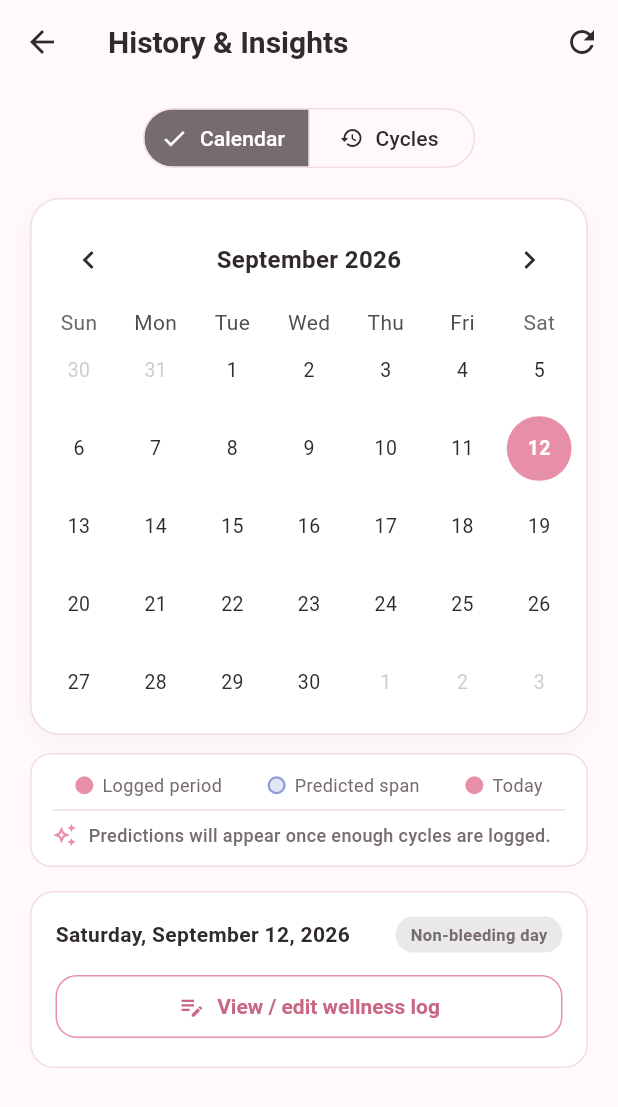
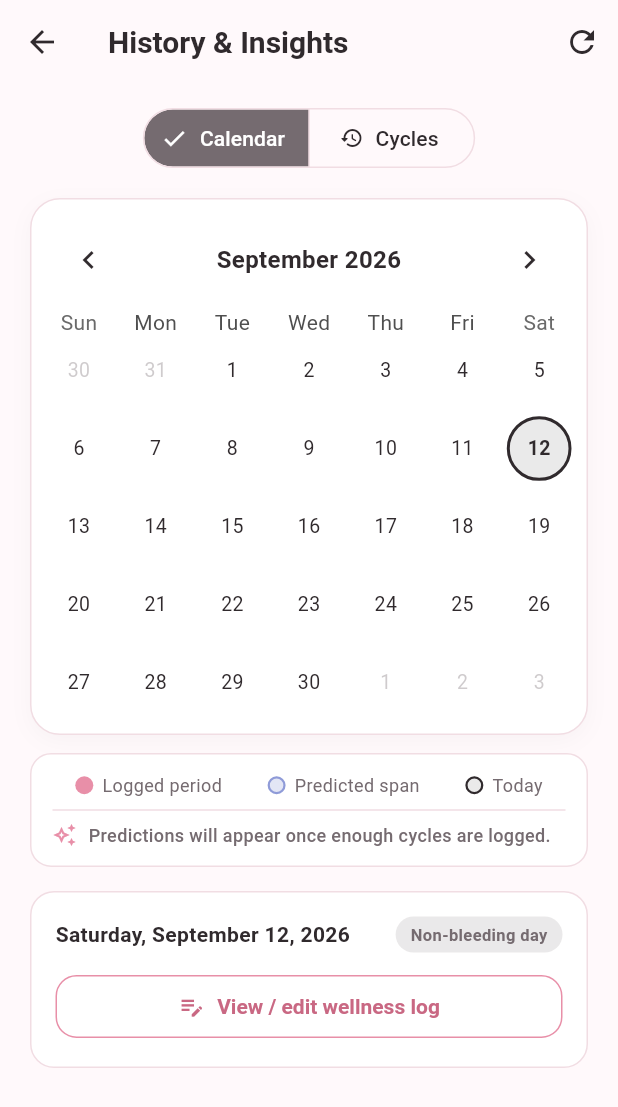
Before and after one commit to MenoMate/menomate-mobile, a Flutter app: the HistoryTab screen opened directly, on a phone screen of 412 x 824 dp. Shown: the top 1107 px of the screen. Run offline on Flutter 3.47's test engine with Material 3 defaults, Android fonts, the phone set to English and light mode, and no system bars; drawn by our look-alikes of table_calendar; our stand-ins replace connectivity_plus, dio, drift, flutter_blue_plus, flutter_riverpod, go_router and 2 more; accounts and stored records are empty; generated files the repository leaves out were written again; network calls fail.

Commit message:
Clarify calendar today color semantics

```diff
--- a/lib/screens/tabs/history_tab.dart
+++ b/lib/screens/tabs/history_tab.dart
@@ -13,6 +13,17 @@ import '../../widgets/offline_banner.dart';
 import '../../core/format.dart';
 
 enum _HistoryPane { calendar, cycles }
+
+/// Neutral Today emphasis shared by cells and the legend dot.
+///
+/// A whisper of onSurface (light: dark tint; dark: light tint), so Today
+/// reads as "today/selection" rather than another menstrual status. Rose
+/// stays logged-only, violet stays prediction-only. Single source for
+/// cells and legend (exact match guaranteed); token-derived, so it tracks
+/// light/dark mode with no new literals.
+Color todayNeutralFill(ColorScheme colorScheme) {
+  return colorScheme.onSurface.withValues(alpha: 0.10);
+}
 
 class HistoryTab extends ConsumerStatefulWidget {
   const HistoryTab({super.key});
@@ -363,15 +374,27 @@ class _HistoryTabState extends ConsumerState<HistoryTab> {
 
     final isSelected = _selectedDay != null && isSameDay(_selectedDay, day);
 
-    // All fills/borders/text come from theme tokens (primary = logged /
-    // today family, tertiary = predicted span). No package defaults, no
-    // hardcoded accent literals: the legend dots use these same tokens.
+    // Semantic fills from theme tokens: primary = logged rose,
+    // todayNeutralFill = neutral Today emphasis, tertiary = predicted.
+    // No package defaults, no hardcoded accents: the legend dots use these
+    // same tokens. Rims are minimal: Today always carries an onSurface rim
+    // (dark in light mode, light in dark mode); any selection upgrades it
+    // to 2px. Fill alone already separates the three meanings.
+    final todayFill = todayNeutralFill(colorScheme);
     BoxDecoration? decoration;
     Color? textColor = isOutside
         ? colorScheme.secondary.withValues(alpha: 0.35)
         : colorScheme.onSurface;
 
-    if (isLoggedPeriod) {
+    if (isLoggedPeriod && isToday) {
+      // Logged status wins the fill; the onSurface rim marks Today.
+      decoration = BoxDecoration(
+        color: colorScheme.primary.withValues(alpha: isOutside ? 0.4 : 0.85),
+        shape: BoxShape.circle,
+        border: Border.all(color: colorScheme.onSurface, width: 2),
+      );
+      textColor = colorScheme.onPrimary;
+    } else if (isLoggedPeriod) {
       decoration = BoxDecoration(
         color: colorScheme.primary.withValues(alpha: isOutside ? 0.4 : 0.85),
         shape: BoxShape.circle,
@@ -390,15 +413,17 @@ class _HistoryTabState extends ConsumerState<HistoryTab> {
         ),
       );
       textColor = colorScheme.onSurface;
-    } else if (isToday && isSelected) {
-      // Today + selected: solid token fill, exactly matching the legend's
-      // "Today" dot. Covered by widget test (today-is-selected case).
+    } else if (isToday) {
       decoration = BoxDecoration(
-        color: colorScheme.primary,
+        color: isOutside ? todayFill.withValues(alpha: 0.4) : todayFill,
         shape: BoxShape.circle,
+        border: Border.all(
+          color: colorScheme.onSurface,
+          width: isSelected ? 2 : 1.5,
+        ),
       );
-      textColor = colorScheme.onPrimary;
-    } else if (isToday || isSelected) {
+      textColor = colorScheme.onSurface;
+    } else if (isSelected) {
       decoration = BoxDecoration(
         color: colorScheme.primary.withValues(alpha: 0.15),
         shape: BoxShape.circle,
@@ -453,9 +478,16 @@ class _HistoryTabState extends ConsumerState<HistoryTab> {
           Row(
             mainAxisAlignment: MainAxisAlignment.spaceAround,
             children: [
-              _buildLegendDot(colorScheme.primary, 'Logged period', colorScheme),
-              _buildLegendDot(colorScheme.tertiary, 'Predicted span', colorScheme, isOutlined: true),
-              _buildLegendDot(colorScheme.primary, 'Today', colorScheme),
+              _buildLegendDot('Logged period', colorScheme,
+                  fill: colorScheme.primary),
+              _buildLegendDot('Predicted span', colorScheme,
+                  fill: colorScheme.tertiary.withValues(alpha: 0.25),
+                  rim: colorScheme.tertiary),
+              // Neutral Today marker: the exact fill + rim of today cells,
+              // so the three meanings separate without relying on the rim.
+              _buildLegendDot('Today', colorScheme,
+                  fill: todayNeutralFill(colorScheme),
+                  rim: colorScheme.onSurface),
             ],
           ),
           Divider(height: 16, color: colorScheme.outline),
@@ -480,16 +512,18 @@ class _HistoryTabState extends ConsumerState<HistoryTab> {
     );
   }
 
-  Widget _buildLegendDot(Color color, String label, ColorScheme colorScheme, {bool isOutlined = false}) {
+  Widget _buildLegendDot(String label, ColorScheme colorScheme,
+      {required Color fill, Color? rim, double rimWidth = 1.5}) {
     return Row(
       children: [
         Container(
           width: 12,
           height: 12,
           decoration: BoxDecoration(
-            color: isOutlined ? color.withValues(alpha: 0.25) : color,
+            color: fill,
             shape: BoxShape.circle,
-            border: isOutlined ? Border.all(color: color, width: 1.5) : null,
+            border:
+                rim != null ? Border.all(color: rim, width: rimWidth) : null,
           ),
         ),
         const SizedBox(width: 6),
```
Also changed, not shown: 1 other file.
